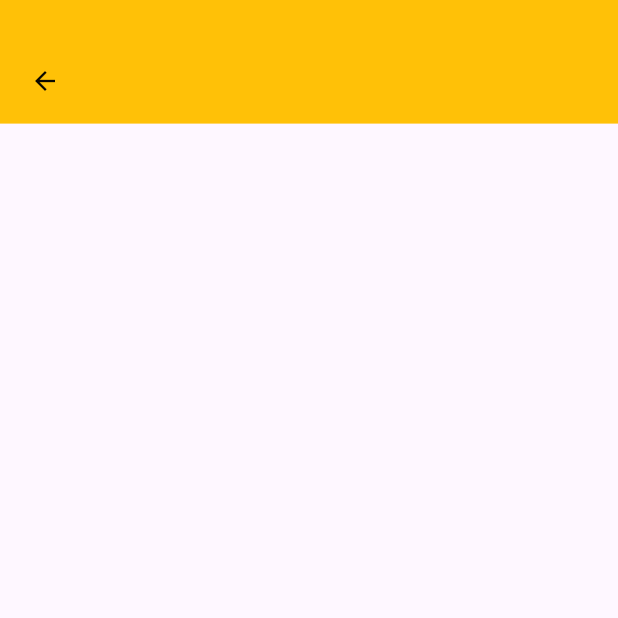
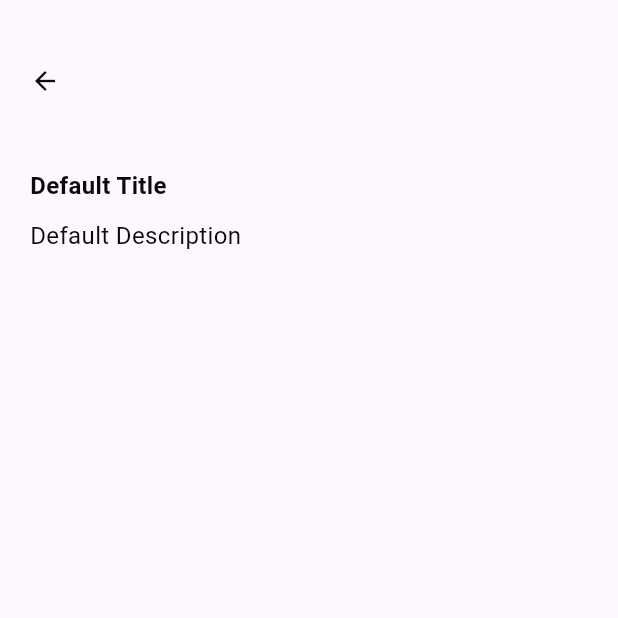
Before and after one commit to Shawon954/notes, a Flutter app: the DetailsScreen screen opened by its route, on a phone screen of 412 x 824 dp, the top half of it. Run offline on Flutter 3.47's test engine with Material 3 defaults, Android fonts, the phone set to English and light mode, and no system bars; our stand-ins replace cloud_firestore, firebase_auth, firebase_core, flutter_spinkit, get, go_router; accounts and stored records are empty.

Commit message:
add Details Screen

```diff
--- a/lib/app/modules/home_page/views/details.dart
+++ b/lib/app/modules/home_page/views/details.dart
@@ -21,7 +21,7 @@ class DetailsScreen extends StatelessWidget {
           Container(
             height: MediaQuery.sizeOf(context).height*0.1,
             width: double.infinity,
-            color: Colors.amber,
+
             child: Padding(
               padding: const EdgeInsets.only(top: 25,left: 20),
               child: Align(
@@ -38,6 +38,7 @@ class DetailsScreen extends StatelessWidget {
           Padding(
             padding: const EdgeInsets.only(left: 20,right: 20,top: 30),
             child:  Column(
+              crossAxisAlignment: CrossAxisAlignment.start,
               children: [
                 Text(
                   title,
--- a/lib/app/modules/home_page/views/home_page_view.dart
+++ b/lib/app/modules/home_page/views/home_page_view.dart
@@ -77,7 +77,10 @@ class HomePageView extends StatelessWidget {
                          final item = controller.dataList[index];
                         return GestureDetector(
                           onTap: () {
-                            GoRouter.of(context).go('/details_page',extra: item.title,);
+                            GoRouter.of(context).go('/details_page',extra: {
+                              'title':item.title,
+                              'details':item.details
+                            },);
                           },
                           child: Container(
                             decoration: BoxDecoration(
--- a/lib/app/routes/go_routes.dart
+++ b/lib/app/routes/go_routes.dart
@@ -17,7 +17,10 @@ final goRouter = GoRouter(navigatorKey: Get.key, initialLocation: '/', routes: [
   GoRoute(path: '/registration_page', builder: (context, state) => SignupPageView()),
   GoRoute(path: '/addnote_page', builder: (context, state) => AddnotePageView()),
   GoRoute(path: '/details_page', builder: (context, state) {
+    final extraData = state.extra as Map<String, dynamic>?;
+    final title = extraData?['title'] ?? 'Default Title';
+    final details = extraData?['details'] ?? 'Default Description';
 
-  return DetailsScreen(title: '', details: '',);
+    return DetailsScreen(title: title, details: details,);
   }),
 ]);
```
